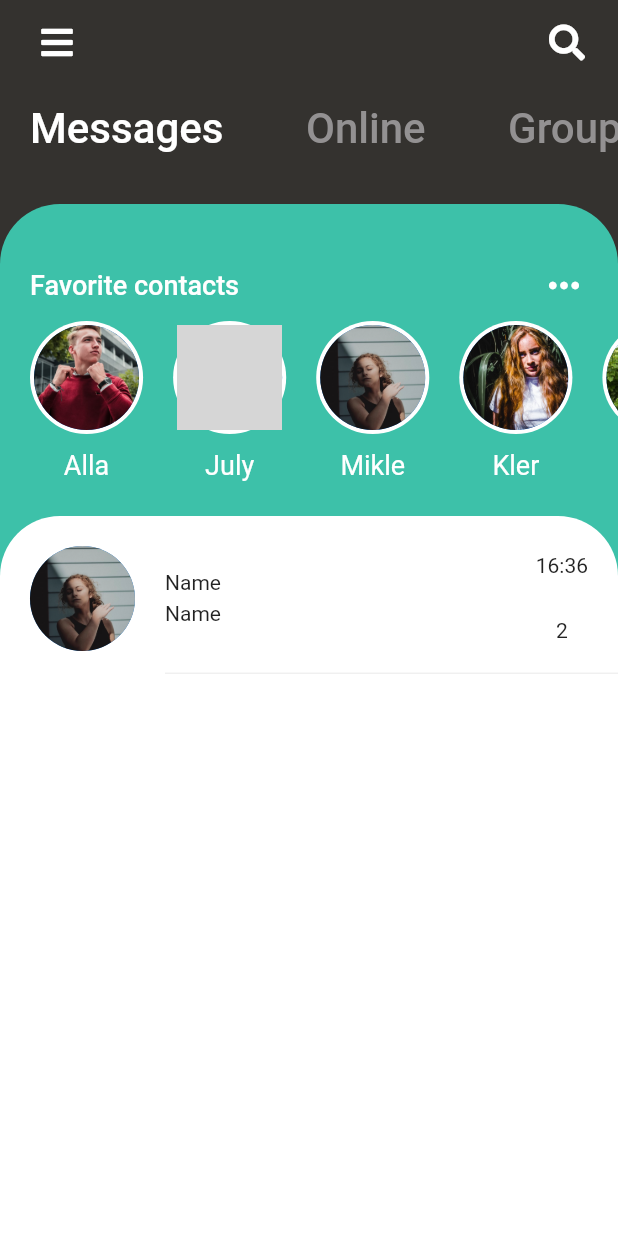
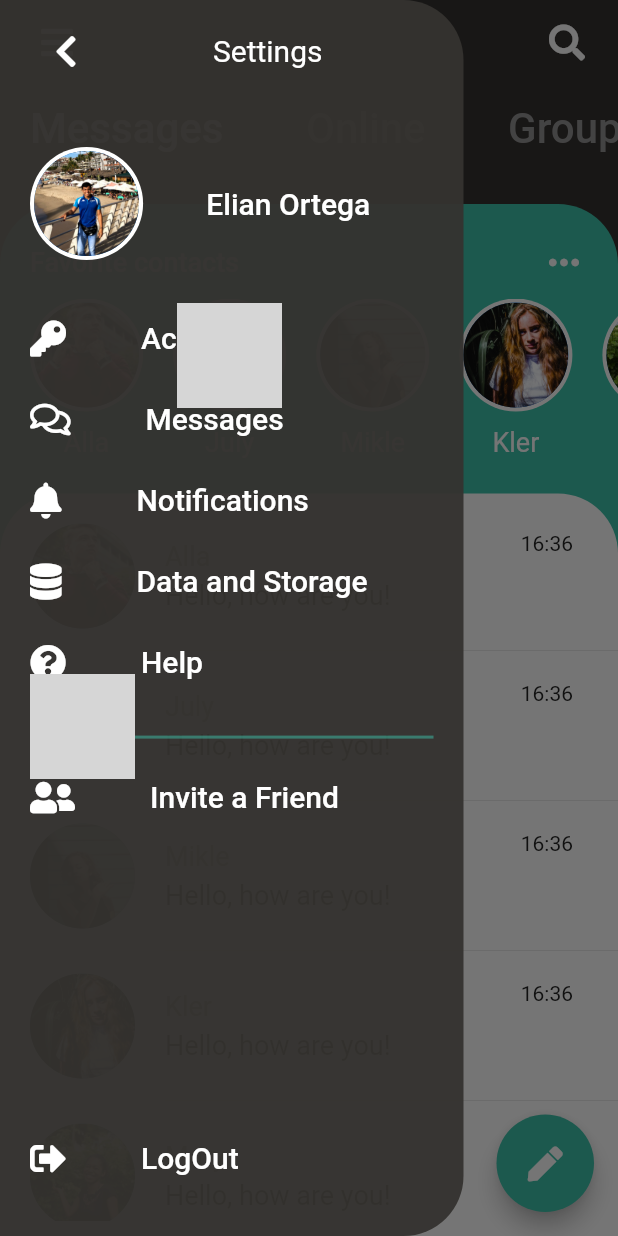
Before and after one commit to elianortega/ui-design-challenge, a Flutter app: the screen it shows after launch, after a tap on an icon or button, on a phone screen of 412 x 824 dp. Run offline on Flutter 3.47's test engine with Material 2 defaults, Android fonts, the light colour scheme and no system bars; our stand-ins replace auto_route, carousel_slider, date_picker_timeline, flutter_rating_bar, font_awesome_flutter, get_it and 5 more; missing offline and left inert: card_selector, slide_button; grey boxes are pictures that could not be loaded.

Commit message:
WhatsApp - Finish Home Screen and Drawer

```diff
--- a/Week4_UI_WhatsApp/lib/ui/shared/constants.dart
+++ b/Week4_UI_WhatsApp/lib/ui/shared/constants.dart
@@ -11,6 +11,12 @@ BoxDecoration mainContainerDecoration({Color color = Colors.white}) {
     ),
   );
 }
+
+const kDrawerTextStyle = TextStyle(
+  color: Colors.white,
+  fontSize: 20.0,
+  fontWeight: FontWeight.w500,
+);
 
 final List<Friend> friendsList = [
   Friend(
--- a/Week4_UI_WhatsApp/lib/ui/views/home_view.dart
+++ b/Week4_UI_WhatsApp/lib/ui/views/home_view.dart
@@ -7,32 +7,17 @@ import '../shared/app_colors.dart';
 
 import '../widgets/selection_row.dart';
 import '../widgets/favorite_contact_row.dart';
+import '../widgets/messages_list.dart';
+import '../widgets/custom_drawer.dart';
 
 class HomeView extends StatelessWidget {
+  final GlobalKey<ScaffoldState> _scaffoldKey = new GlobalKey<ScaffoldState>();
   @override
   Widget build(BuildContext context) {
     return Scaffold(
+      key: _scaffoldKey,
       backgroundColor: AppColors.black,
-      appBar: AppBar(
-        elevation: 0,
-        backgroundColor: Colors.transparent,
-        leading: Container(
-          child: IconButton(
-            padding: EdgeInsets.only(left: 20.0),
-            icon: FaIcon(
-              FontAwesomeIcons.bars,
-            ),
-            onPressed: () {},
-          ),
-        ),
-        actions: [
-          IconButton(
-            padding: EdgeInsets.only(right: 20.0),
-            icon: FaIcon(FontAwesomeIcons.search),
-            onPressed: () {},
-          ),
-        ],
-      ),
+      appBar: _appBar(),
       body: Column(
         children: [
           SelectionRow(),
@@ -44,65 +29,12 @@ class HomeView extends StatelessWidget {
               ),
               child: Column(
                 children: [
-                  SizedBox(height: 30.0),
+                  SizedBox(height: 15.0),
                   _favoriteContactLabel(),
                   FavoriteContactRow(),
                   SizedBox(height: 20.0),
                   Expanded(
-                    child: Container(
-                      height: double.infinity,
-                      padding: EdgeInsets.only(
-                        left: 20.0,
-                        top: 5.0,
-                        bottom: 10.0,
-                      ),
-                      decoration: mainContainerDecoration(),
-                      child: ListView(
-                        children: [
-                          Container(
-                            height: 100,
-                            child: Row(
-                              children: [
-                                CircleAvatar(
-                                  radius: 35,
-                                  backgroundImage:
-                                      AssetImage('assets/images/friend3.jpeg'),
-                                ),
-                                SizedBox(width: 20.0),
-                                Expanded(
-                                  child: Container(
-                                    decoration: BoxDecoration(
-                                      border: Border(
-                                        bottom: BorderSide(
-                                          width: 0.5,
-                                          color: Colors.grey.withOpacity(.3),
-                                        ),
-                                      ),
-                                    ),
-                                    padding: EdgeInsets.only(
-                                      top: 20.0,
-                                      bottom: 20.0,
-                                      right: 20.0,
-                                    ),
-                                    child: Row(
-                                      children: [
-                                        Column(
-                                          mainAxisAlignment:
-                                              MainAxisAlignment.center,
-                                          children: [
-                                            Text('Name'),
-                                            SizedBox(height: 5.0),
-                                            Text('Name'),
-                                          ],
-                                        ),
-                                        Spacer(),
-                                        Column(
-                                          mainAxisAlignment:
-                                              MainAxisAlignment.spaceBetween,
-                                          children: [
-                                            Text('16:36'),
-                                            Text('2'),
-                                          ],
+                    child: MessagesList(),
                   ),
                 ],
               ),
@@ -110,17 +42,48 @@ class HomeView extends StatelessWidget {
           )
         ],
       ),
-                          )
-                        ],
+      floatingActionButton: Container(
+        width: 65,
+        height: 65,
+        child: FittedBox(
+          child: FloatingActionButton(
+            backgroundColor: AppColors.green,
+            child: FaIcon(
+              FontAwesomeIcons.pen,
+              size: 20.0,
+            ),
+            onPressed: () {},
           ),
         ),
       ),
-                ],
+      drawer: CustomDrawer(),
+    );
+  }
+
+  AppBar _appBar() {
+    return AppBar(
+      elevation: 0,
+      backgroundColor: Colors.transparent,
+      leading: Container(
+        child: IconButton(
+          splashRadius: null,
+          padding: EdgeInsets.only(left: 20.0),
+          icon: FaIcon(
+            FontAwesomeIcons.bars,
+          ),
+          onPressed: () {
+            _scaffoldKey.currentState.openDrawer();
+          },
         ),
       ),
-          )
+      actions: [
+        IconButton(
+          splashRadius: null,
+          padding: EdgeInsets.only(right: 20.0),
+          icon: FaIcon(FontAwesomeIcons.search),
+          onPressed: () {},
+        ),
       ],
-      ),
     );
   }
 
--- /dev/null
+++ b/Week4_UI_WhatsApp/lib/ui/widgets/custom_circle_avatar.dart
@@ -0,0 +1,26 @@
+import 'package:flutter/material.dart';
+
+class CustomCircleAvatar extends StatelessWidget {
+  final bool withBorder;
+  final String imgSource;
+  const CustomCircleAvatar({
+    Key key,
+    this.withBorder = true,
+    @required this.imgSource,
+  }) : super(key: key);
+
+  @override
+  Widget build(BuildContext context) {
+    return Container(
+      padding: withBorder ? EdgeInsets.all(2.7) : EdgeInsets.zero,
+      decoration: BoxDecoration(
+        shape: BoxShape.circle,
+        color: Colors.white,
+      ),
+      child: CircleAvatar(
+        radius: 35,
+        backgroundImage: AssetImage(imgSource),
+      ),
+    );
+  }
+}
--- /dev/null
+++ b/Week4_UI_WhatsApp/lib/ui/widgets/custom_drawer.dart
@@ -0,0 +1,124 @@
+import 'package:Week4_UI_WhatsApp/ui/shared/constants.dart';
+import 'package:Week4_UI_WhatsApp/ui/widgets/custom_circle_avatar.dart';
+import 'package:flutter/material.dart';
+import 'package:font_awesome_flutter/font_awesome_flutter.dart';
+import '../shared/app_colors.dart';
+
+class CustomDrawer extends StatelessWidget {
+  const CustomDrawer({
+    Key key,
+  }) : super(key: key);
+
+  @override
+  Widget build(BuildContext context) {
+    return Container(
+      padding: EdgeInsets.symmetric(horizontal: 20.0, vertical: 10.0),
+      width: MediaQuery.of(context).size.width * .75,
+      height: MediaQuery.of(context).size.height,
+      decoration: BoxDecoration(
+          color: AppColors.black.withOpacity(.95),
+          borderRadius: BorderRadius.only(
+            topRight: Radius.circular(40.0),
+            bottomRight: Radius.circular(40.0),
+          )),
+      child: SafeArea(
+        child: Column(
+          children: [
+            Row(
+              children: [
+                IconButton(
+                  icon: FaIcon(
+                    FontAwesomeIcons.chevronLeft,
+                    color: Colors.white,
+                  ),
+                  onPressed: () {
+                    Navigator.of(context).pop();
+                  },
+                ),
+                Expanded(
+                  child: Center(
+                    child: Text(
+                      'Settings',
+                      style: TextStyle(
+                        fontSize: 20.0,
+                        color: Colors.white,
+                      ),
+                    ),
+                  ),
+                )
+              ],
+            ),
+            SizedBox(height: 40.0),
+            Row(
+              children: [
+                CustomCircleAvatar(imgSource: 'assets/images/elian.jpg'),
+                Expanded(
+                  child: Center(
+                    child: Text(
+                      'Elian Ortega',
+                      style: kDrawerTextStyle,
+                    ),
+                  ),
+                ),
+              ],
+            ),
+            SizedBox(height: 40.0),
+            _drawerTile(
+              icon: FontAwesomeIcons.key,
+              title: 'Account',
+            ),
+            _drawerTile(
+              icon: FontAwesomeIcons.comments,
+              title: 'Messages',
+            ),
+            _drawerTile(
+              icon: FontAwesomeIcons.solidBell,
+              title: 'Notifications',
+            ),
+            _drawerTile(
+              icon: FontAwesomeIcons.database,
+              title: 'Data and Storage',
+            ),
+            _drawerTile(
+              icon: FontAwesomeIcons.solidQuestionCircle,
+              title: 'Help',
+            ),
+            Divider(
+              color: AppColors.green.withOpacity(.5),
+              thickness: 2,
+            ),
+            SizedBox(height: 20.0),
+            _drawerTile(
+              title: 'Invite a Friend',
+              icon: FontAwesomeIcons.userFriends,
+            ),
+            Spacer(),
+            _drawerTile(
+              title: 'LogOut',
+              icon: FontAwesomeIcons.signOutAlt,
+            )
+          ],
+        ),
+      ),
+    );
+  }
+
+  Container _drawerTile({@required String title, @required IconData icon}) {
+    return Container(
+      margin: EdgeInsets.only(bottom: 30.0),
+      child: Row(
+        children: [
+          FaIcon(
+            icon,
+            color: Colors.white,
+          ),
+          SizedBox(width: 50.0),
+          Text(
+            title,
+            style: kDrawerTextStyle,
+          ),
+        ],
+      ),
+    );
+  }
+}
--- a/Week4_UI_WhatsApp/lib/ui/widgets/favorite_contact_row.dart
+++ b/Week4_UI_WhatsApp/lib/ui/widgets/favorite_contact_row.dart
@@ -1,5 +1,7 @@
 import 'package:Week4_UI_WhatsApp/ui/shared/constants.dart';
 import 'package:flutter/material.dart';
+
+import 'custom_circle_avatar.dart';
 
 class FavoriteContactRow extends StatelessWidget {
   const FavoriteContactRow({
@@ -28,16 +30,8 @@ class FavoriteContactRow extends StatelessWidget {
       margin: EdgeInsets.only(left: 20.0),
       child: Column(
         children: [
-          Container(
-            padding: EdgeInsets.all(2.7),
-            decoration: BoxDecoration(
-              shape: BoxShape.circle,
-              color: Colors.white,
-            ),
-            child: CircleAvatar(
-              radius: 35,
-              backgroundImage: AssetImage(imgSource),
-            ),
+          CustomCircleAvatar(
+            imgSource: imgSource,
           ),
           SizedBox(height: 10.0),
           Center(
--- /dev/null
+++ b/Week4_UI_WhatsApp/lib/ui/widgets/messages_list.dart
@@ -0,0 +1,99 @@
+import 'package:flutter/material.dart';
+import '../shared/constants.dart';
+import '../shared/app_colors.dart';
+
+class MessagesList extends StatelessWidget {
+  const MessagesList({
+    Key key,
+  }) : super(key: key);
+
+  @override
+  Widget build(BuildContext context) {
+    return Container(
+        height: double.infinity,
+        padding: EdgeInsets.only(
+          left: 20.0,
+          top: 5.0,
+          bottom: 10.0,
+        ),
+        decoration: mainContainerDecoration(),
+        child: ListView.builder(
+          itemCount: friendsList.length,
+          itemBuilder: (context, index) {
+            return _messageListTile(
+              name: friendsList[index].name,
+              imgSource: friendsList[index].imgSource,
+            );
+          },
+        ));
+  }
+
+  Container _messageListTile({String name, String imgSource}) {
+    return Container(
+      height: 100,
+      child: Row(
+        children: [
+          CircleAvatar(
+            radius: 35,
+            backgroundImage: AssetImage(imgSource),
+          ),
+          SizedBox(width: 20.0),
+          Expanded(
+            child: Container(
+              decoration: BoxDecoration(
+                border: Border(
+                  bottom: BorderSide(
+                    width: 0.5,
+                    color: Colors.grey.withOpacity(.3),
+                  ),
+                ),
+              ),
+              padding: EdgeInsets.only(
+                top: 20.0,
+                bottom: 20.0,
+                right: 30.0,
+              ),
+              child: Row(
+                children: [
+                  Column(
+                    crossAxisAlignment: CrossAxisAlignment.start,
+                    mainAxisAlignment: MainAxisAlignment.center,
+                    children: [
+                      Text(
+                        name,
+                        style: TextStyle(
+                          fontSize: 18.0,
+                          color: AppColors.grey,
+                        ),
+                      ),
+                      SizedBox(height: 5.0),
+                      Text(
+                        'Hello, how are you!',
+                        style: TextStyle(
+                          fontSize: 18.0,
+                        ),
+                      ),
+                    ],
+                  ),
+                  Spacer(),
+                  Column(
+                    mainAxisAlignment: MainAxisAlignment.spaceBetween,
+                    children: [
+                      Text(
+                        '16:36',
+                        style: TextStyle(
+                          fontSize: 14.0,
+                        ),
+                      ),
+                      // Text('2'),
+                    ],
+                  ),
+                ],
+              ),
+            ),
+          )
+        ],
+      ),
+    );
+  }
+}
```
Also changed, not shown: Week4_UI_WhatsApp/assets/images/elian.jpg (added). Lines whose indentation alone changed are shown as unchanged.
